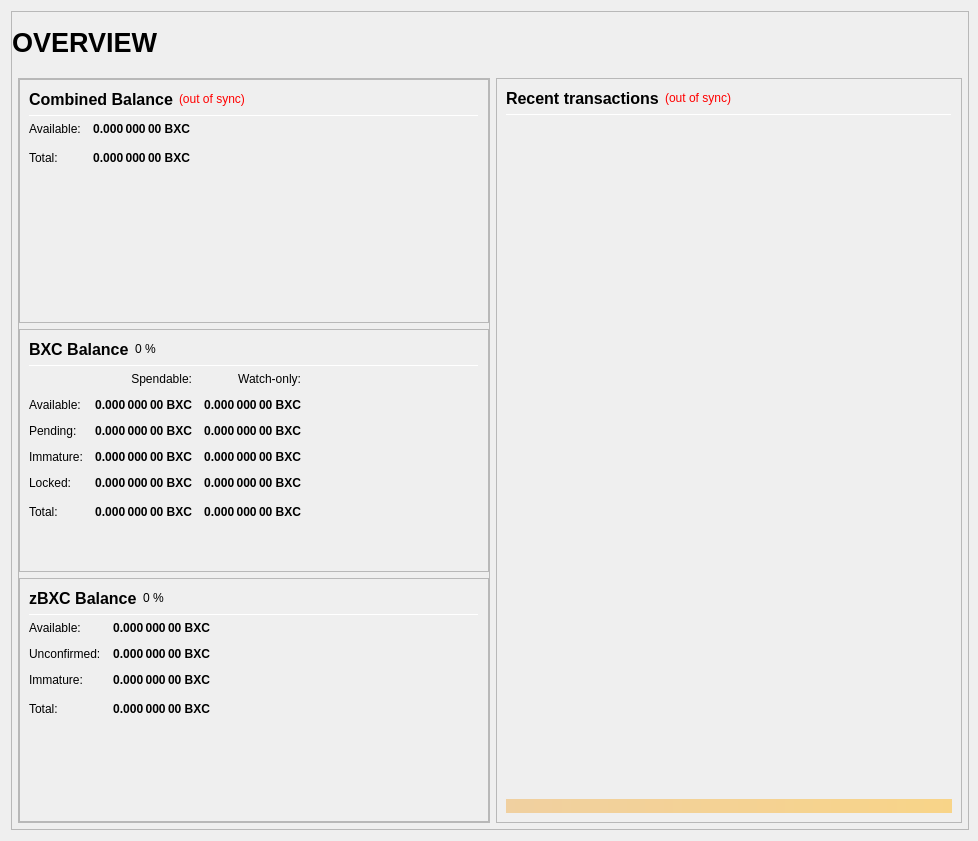
Old version of the form src/qt/forms/overviewpage.ui in the repository wazzlecoin/core.
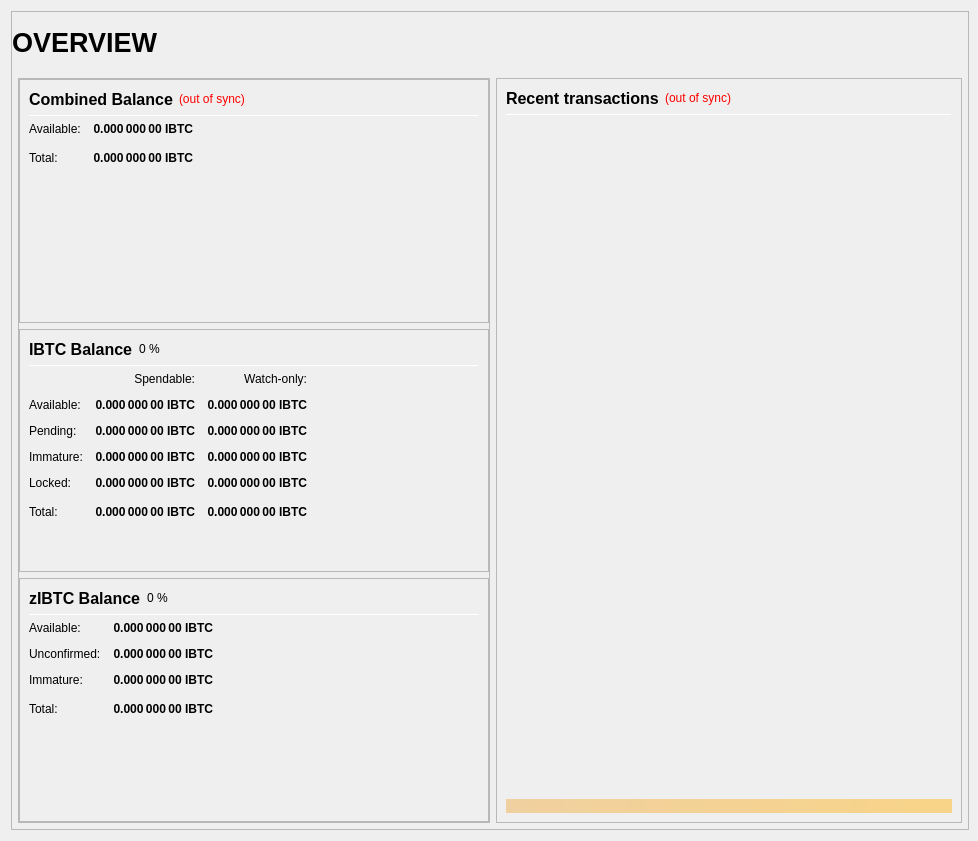
New version of the form.

What changed in the file:
```diff
--- a/src/qt/forms/overviewpage.ui
+++ b/src/qt/forms/overviewpage.ui
@@ -306,7 +306,7 @@
                           <string>Your current spendable balance</string>
                          </property>
                          <property name="text">
-                          <string notr="true">0.000 000 00 BXC</string>
+                          <string notr="true">0.000 000 00 IBTC</string>
                          </property>
                          <property name="alignment">
                           <set>Qt::AlignRight|Qt::AlignTrailing|Qt::AlignVCenter</set>
@@ -338,7 +338,7 @@
                           <string>Total Balance, including all unavailable coins.</string>
                          </property>
                          <property name="text">
-                          <string notr="true">0.000 000 00 BXC</string>
+                          <string notr="true">0.000 000 00 IBTC</string>
                          </property>
                          <property name="alignment">
                           <set>Qt::AlignRight|Qt::AlignTrailing|Qt::AlignVCenter</set>
@@ -406,7 +406,7 @@
                           </font>
                          </property>
                          <property name="text">
-                          <string>BXC Balance</string>
+                          <string>IBTC Balance</string>
                          </property>
                         </widget>
                        </item>
@@ -498,7 +498,7 @@
                           <string>Your current spendable balance</string>
                          </property>
                          <property name="text">
-                          <string notr="true">0.000 000 00 BXC</string>
+                          <string notr="true">0.000 000 00 IBTC</string>
                          </property>
                          <property name="alignment">
                           <set>Qt::AlignRight|Qt::AlignTrailing|Qt::AlignVCenter</set>
@@ -523,7 +523,7 @@
                           <string>Your current balance in watch-only addresses</string>
                          </property>
                          <property name="text">
-                          <string notr="true">0.000 000 00 BXC</string>
+                          <string notr="true">0.000 000 00 IBTC</string>
                          </property>
                          <property name="alignment">
                           <set>Qt::AlignRight|Qt::AlignTrailing|Qt::AlignVCenter</set>
@@ -555,7 +555,7 @@
                           <string>Total of transactions that have yet to be confirmed, and do not yet count toward the spendable balance</string>
                          </property>
                          <property name="text">
-                          <string notr="true">0.000 000 00 BXC</string>
+                          <string notr="true">0.000 000 00 IBTC</string>
                          </property>
                          <property name="alignment">
                           <set>Qt::AlignRight|Qt::AlignTrailing|Qt::AlignVCenter</set>
@@ -580,7 +580,7 @@
                           <string>Unconfirmed transactions to watch-only addresses</string>
                          </property>
                          <property name="text">
-                          <string notr="true">0.000 000 00 BXC</string>
+                          <string notr="true">0.000 000 00 IBTC</string>
                          </property>
                          <property name="alignment">
                           <set>Qt::AlignRight|Qt::AlignTrailing|Qt::AlignVCenter</set>
@@ -612,7 +612,7 @@
                           <string>Staked or masternode rewards that has not yet matured</string>
                          </property>
                          <property name="text">
-                          <string notr="true">0.000 000 00 BXC</string>
+                          <string notr="true">0.000 000 00 IBTC</string>
                          </property>
                          <property name="alignment">
                           <set>Qt::AlignRight|Qt::AlignTrailing|Qt::AlignVCenter</set>
@@ -637,7 +637,7 @@
                           <string>Staked or masternode rewards in watch-only addresses that has not yet matured</string>
                          </property>
                          <property name="text">
-                          <string notr="true">0.000 000 00 BXC</string>
+                          <string notr="true">0.000 000 00 IBTC</string>
                          </property>
                          <property name="alignment">
                           <set>Qt::AlignRight|Qt::AlignTrailing|Qt::AlignVCenter</set>
@@ -672,7 +672,7 @@
                           <string>Locked BXC or Masternode collaterals. These are excluded from zBXC minting.</string>
                          </property>
                          <property name="text">
-                          <string notr="true">0.000 000 00 BXC</string>
+                          <string notr="true">0.000 000 00 IBTC</string>
                          </property>
                          <property name="alignment">
                           <set>Qt::AlignRight|Qt::AlignTrailing|Qt::AlignVCenter</set>
@@ -697,7 +697,7 @@
                           <string>Current locked balance in watch-only addresses</string>
                          </property>
                          <property name="text">
-                          <string notr="true">0.000 000 00 BXC</string>
+                          <string notr="true">0.000 000 00 IBTC</string>
                          </property>
                          <property name="alignment">
                           <set>Qt::AlignRight|Qt::AlignTrailing|Qt::AlignVCenter</set>
@@ -732,7 +732,7 @@
                           <string>Your current ImprovedBitcoin balance, unconfirmed and immature transactions included</string>
                          </property>
                          <property name="text">
-                          <string notr="true">0.000 000 00 BXC</string>
+                          <string notr="true">0.000 000 00 IBTC</string>
                          </property>
                          <property name="alignment">
                           <set>Qt::AlignRight|Qt::AlignTrailing|Qt::AlignVCenter</set>
@@ -757,7 +757,7 @@
                           <string>Current total balance in watch-only addresses</string>
                          </property>
                          <property name="text">
-                          <string notr="true">0.000 000 00 BXC</string>
+                          <string notr="true">0.000 000 00 IBTC</string>
                          </property>
                          <property name="alignment">
                           <set>Qt::AlignRight|Qt::AlignTrailing|Qt::AlignVCenter</set>
@@ -825,7 +825,7 @@
                           </font>
                          </property>
                          <property name="text">
-                          <string>zBXC Balance</string>
+                          <string>zIBTC Balance</string>
                          </property>
                         </widget>
                        </item>
@@ -899,7 +899,7 @@
 These zBXC are spendable.</string>
                          </property>
                          <property name="text">
-                          <string notr="true">0.000 000 00 BXC</string>
+                          <string notr="true">0.000 000 00 IBTC</string>
                          </property>
                          <property name="alignment">
                           <set>Qt::AlignRight|Qt::AlignTrailing|Qt::AlignVCenter</set>
@@ -930,7 +930,7 @@
 Immature: confirmed, but less than 1 mint of the same denomination after it was minted</string>
                          </property>
                          <property name="text">
-                          <string notr="true">0.000 000 00 BXC</string>
+                          <string notr="true">0.000 000 00 IBTC</string>
                          </property>
                          <property name="alignment">
                           <set>Qt::AlignRight|Qt::AlignTrailing|Qt::AlignVCenter</set>
@@ -961,7 +961,7 @@
 Immature: confirmed, but less than 1 mint of the same denomination after it was minted</string>
                          </property>
                          <property name="text">
-                          <string notr="true">0.000 000 00 BXC</string>
+                          <string notr="true">0.000 000 00 IBTC</string>
                          </property>
                          <property name="alignment">
                           <set>Qt::AlignRight|Qt::AlignTrailing|Qt::AlignVCenter</set>
@@ -993,7 +993,7 @@
                           <string>Your current zBXC balance, unconfirmed and immature zBXC included.</string>
                          </property>
                          <property name="text">
-                          <string notr="true">0.000 000 00 BXC</string>
+                          <string notr="true">0.000 000 00 IBTC</string>
                          </property>
                          <property name="alignment">
                           <set>Qt::AlignRight|Qt::AlignTrailing|Qt::AlignVCenter</set>
```
Left out of the diff: 16 changed lines with no effect on the pictures.
